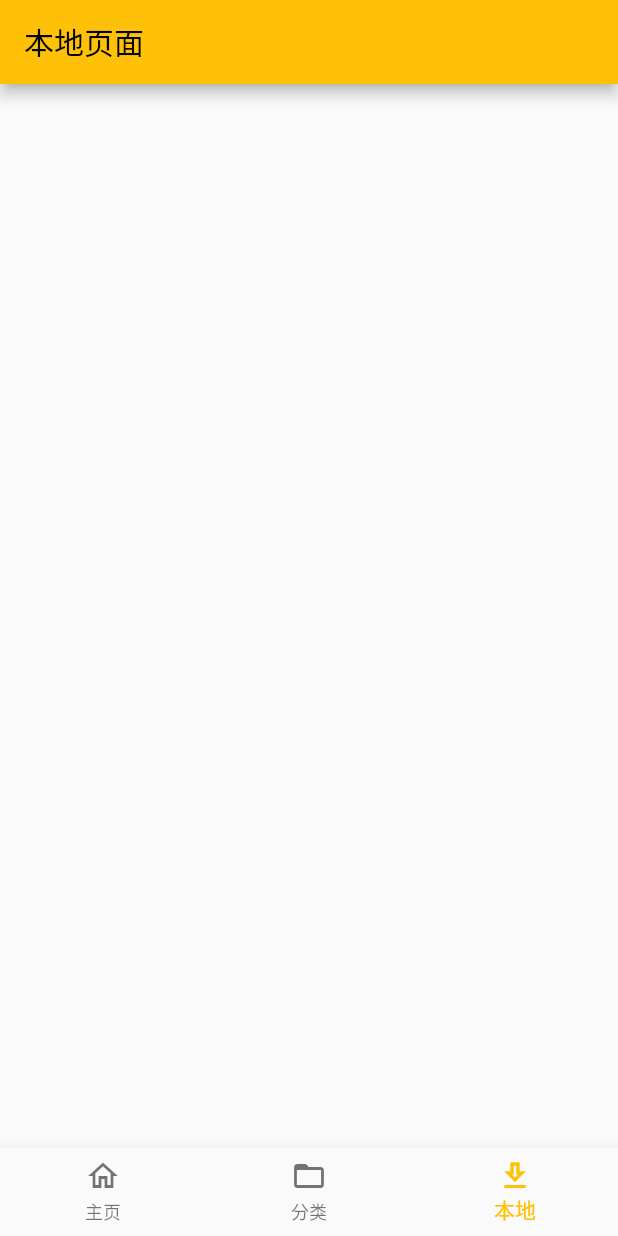
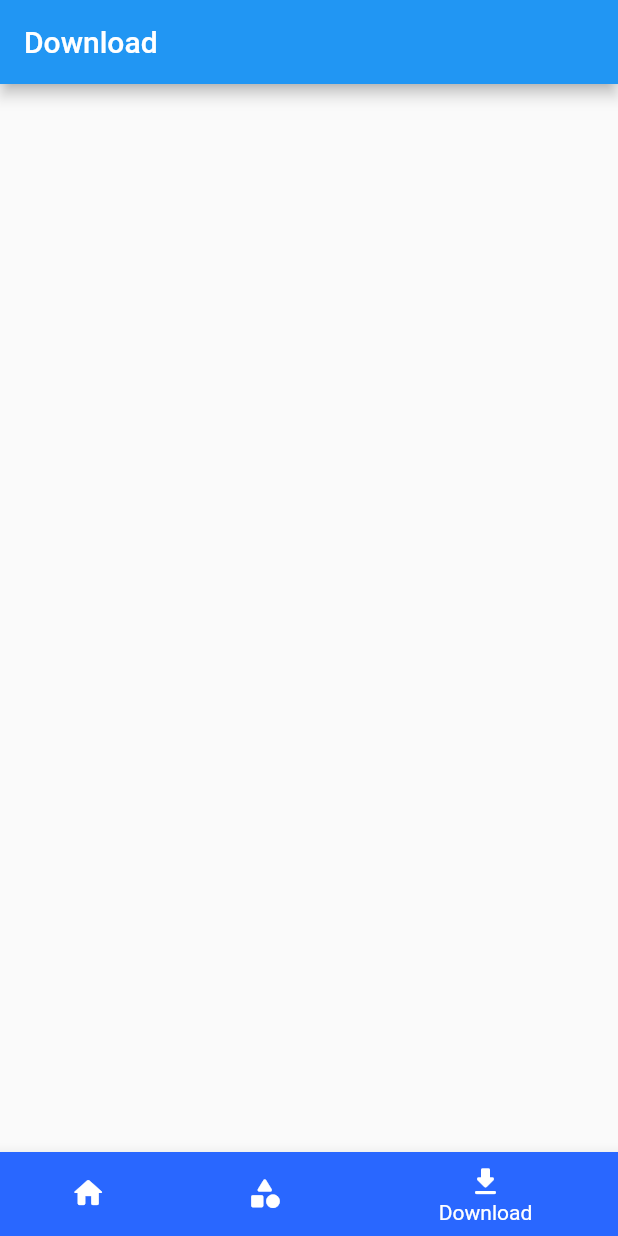
Before and after one commit to Mike-7777777/flutter-cookbook, a Flutter app: the screen it shows after launch, item 3 of the bottom bar chosen, on a phone screen of 412 x 824 dp. Run offline on Flutter 3.47's test engine with Material 2 defaults, Android fonts, the phone set to English and light mode, and no system bars.

Commit message:
修改了主题色和底部导航的type，修改了颜色的应用模式，舍弃了默认色彩样式，并将新的样式更新在values/color.dart中

```diff
--- a/lib/app.dart
+++ b/lib/app.dart
@@ -5,6 +5,7 @@ import 'package:my_app/page/classification.dart';
 import 'package:my_app/page/home.dart';
 import 'package:my_app/page/local.dart';
 import 'package:my_app/constants.dart';
+import 'package:my_app/values/values.dart';
 
 // 页面
 class MyAppPage extends StatefulWidget {
@@ -36,16 +37,19 @@ class _MyAppPageState extends State<MyAppPage> {
   // 底部导航按钮集合
   static const items = const <BottomNavigationBarItem>[
     BottomNavigationBarItem(
-      icon: Icon(Icons.home_outlined),
+      icon: Icon(Icons.home_rounded),
       label: HOME_PAGE_LABEL,
+      backgroundColor: AppColors.primaryElement,
     ),
     BottomNavigationBarItem(
-      icon: Icon(Icons.folder_open),
+      icon: Icon(Icons.category_rounded),
       label: CLASSIFICATION_PAGE_LABEL,
+      backgroundColor: AppColors.primaryElement,
     ),
     BottomNavigationBarItem(
-      icon: Icon(Icons.download_outlined),
+      icon: Icon(Icons.download_rounded),
       label: LOCAL_PAGE_LABEL,
+      backgroundColor: AppColors.primaryElement,
     ),
   ];
 
@@ -58,6 +62,12 @@ class _MyAppPageState extends State<MyAppPage> {
       currentIndex: _selectedIndex,
       // 底部导航点击事件
       onTap: _onItemTapped,
+      //fixed模式导航栏背景色
+      //backgroundColor: AppColors.pink,
+      //选中后的颜色
+      fixedColor: AppColors.primaryElementText,
+      //排布模式
+      type: BottomNavigationBarType.shifting,
     );
 
     // 页面框架
--- a/lib/constants.dart
+++ b/lib/constants.dart
@@ -2,13 +2,14 @@
 import 'package:flutter/material.dart';
 
 const APP_TITLE = "Flutter Demo";
-const APP_PRIMARY_Swatch = Colors.amber;
+//const APP_PRIMARY_Swatch = Colors.blue;
+//正在测试用保存在values目录下的colors.dart更灵活的控制颜色
 
-const HOME_PAGE_LABEL = "主页";
+const HOME_PAGE_LABEL = "Home";
 // const HOME_PAGE_TITLE 在 widget/logo.dart 中定义
 
-const CLASSIFICATION_PAGE_LABEL = "分类";
-const CLASSIFICATION_PAGE_TITLE = "分类页面";
+const CLASSIFICATION_PAGE_LABEL = "Category";
+const CLASSIFICATION_PAGE_TITLE = "Category";
 
-const LOCAL_PAGE_LABEL = "本地";
-const LOCAL_PAGE_TITLE = "本地页面";
+const LOCAL_PAGE_LABEL = "Download";
+const LOCAL_PAGE_TITLE = "Download";
--- a/lib/main.dart
+++ b/lib/main.dart
@@ -10,7 +10,8 @@ class MyApp extends StatelessWidget {
       // App 主题及信息设置
       title: APP_TITLE,
       theme: ThemeData(
-        primarySwatch: APP_PRIMARY_Swatch,
+        //primarySwatch: APP_PRIMARY_Swatch,
+        //正在测试用保存在values目录下的colors.dart更灵活的控制颜色
         visualDensity: VisualDensity.adaptivePlatformDensity,
       ),
 
--- a/lib/page/local.dart
+++ b/lib/page/local.dart
@@ -2,6 +2,7 @@
 import 'package:flutter/material.dart';
 
 import 'package:my_app/constants.dart';
+import 'package:my_app/values/colors.dart';
 
 // 本地页面
 class LocalPage extends StatefulWidget {
@@ -19,7 +20,7 @@ class _LocalPageState extends State<LocalPage> {
         // elevation: 0, // 取消阴影
         title: const Text(
           LOCAL_PAGE_TITLE,
-          style: TextStyle(color: Colors.black),
+          style: TextStyle(color: AppColors.primaryBackground),
         ),
         // actions: <Widget>[
         //   IconButton(
--- /dev/null
+++ b/lib/values/colors.dart
@@ -0,0 +1,43 @@
+import 'dart:ui';
+
+class AppColors {
+  //fromARGB(透明度,R,G,B)
+  /// 主背景 白色
+  static const Color primaryBackground = Color.fromARGB(255, 255, 255, 255);
+
+  /// 主文本 灰色
+  static const Color primaryText = Color.fromARGB(255, 45, 45, 47);
+
+  /// 主控件-背景 蓝色
+  static const Color primaryElement = Color.fromARGB(255, 41, 103, 255);
+
+  /// 主控件-文本 白色
+  static const Color primaryElementText = Color.fromARGB(255, 255, 255, 255);
+
+  // *****************************************
+
+  /// 第二种控件-背景色 淡灰色
+  static const Color secondaryElement = Color.fromARGB(255, 246, 246, 246);
+
+  /// 第二种控件-文本 浅蓝色
+  static const Color secondaryElementText = Color.fromARGB(255, 41, 103, 255);
+
+  // *****************************************
+
+  /// 第三种控件-背景色 石墨色
+  static const Color thirdElement = Color.fromARGB(255, 45, 45, 47);
+
+  /// 第三种控件-文本 浅灰色2
+  static const Color thirdElementText = Color.fromARGB(255, 141, 141, 142);
+
+  // *****************************************
+
+  /// tabBar 默认颜色 灰色
+  static const Color tabBarElement = Color.fromARGB(255, 208, 208, 208);
+
+  /// tabCellSeparator 单元格底部分隔条 颜色
+  static const Color tabCellSeparator = Color.fromARGB(255, 230, 230, 231);
+
+  //测试用不透明粉红色
+  static const Color pink = Color.fromARGB(255, 255, 20, 147);
+}
--- /dev/null
+++ b/lib/values/values.dart
@@ -0,0 +1,10 @@
+library values;
+
+export 'colors.dart';
+// export 'borders.dart';
+// export 'radii.dart';
+// export 'shadows.dart';
+// export 'server.dart';
+// export 'storage.dart';
+// export 'cache.dart';
+// export 'proxy.dart';
```
